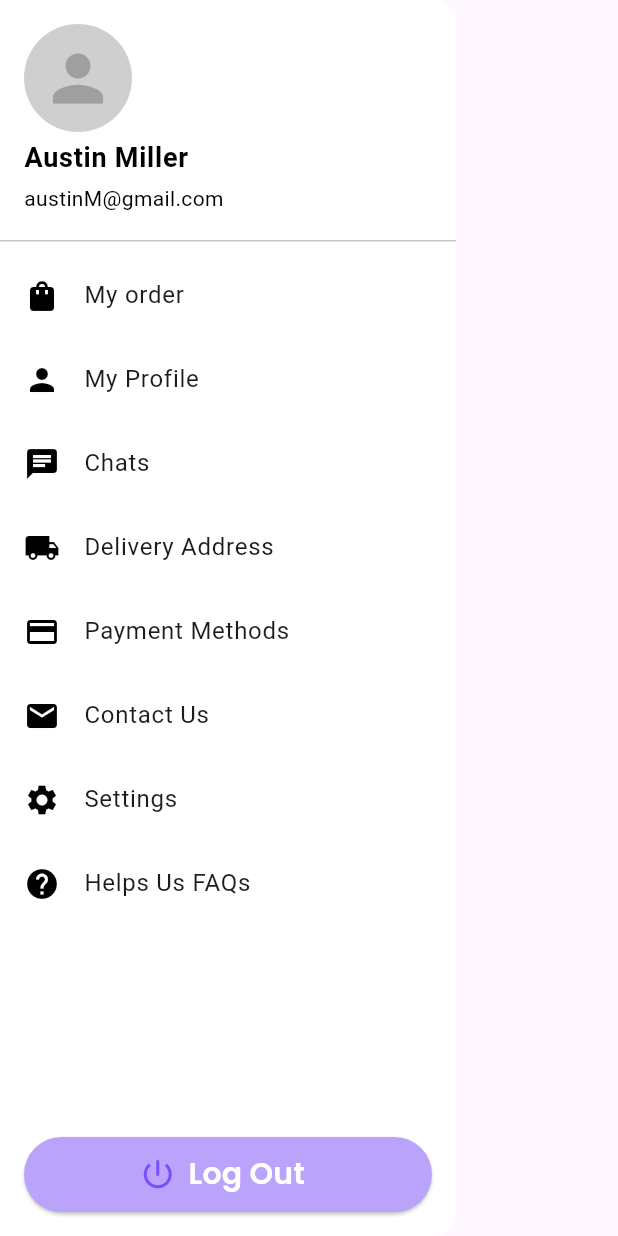
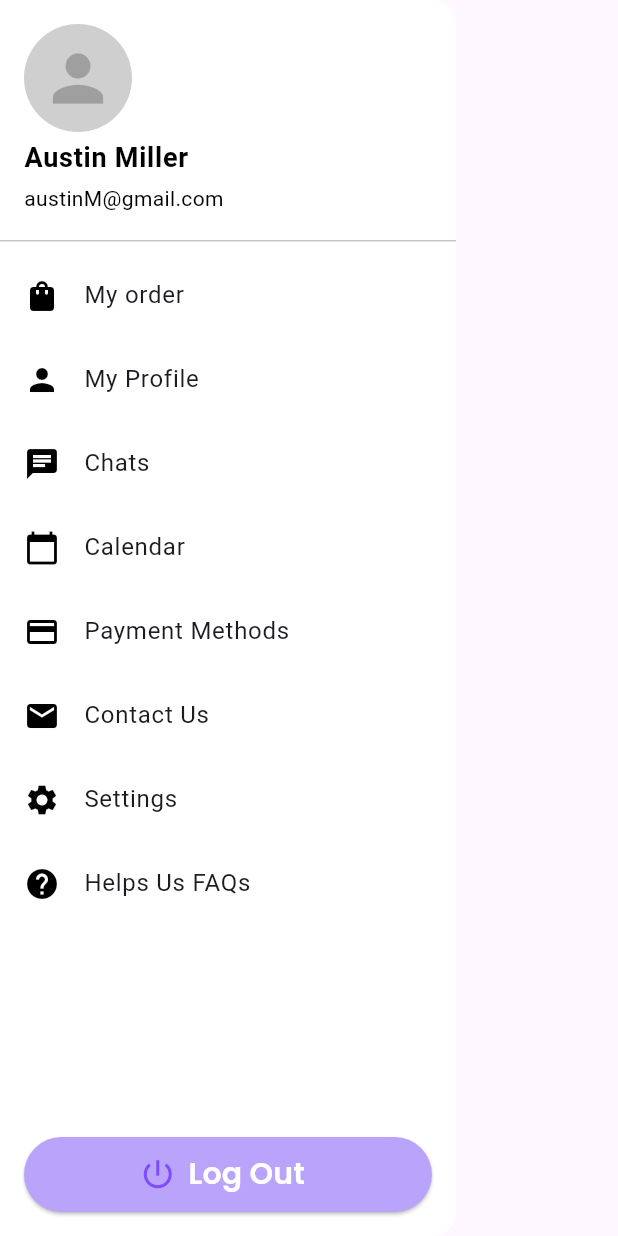
Before and after one commit to LasenSanvidu/bizmart, a Flutter app: the CustomDrawer widget shown alone on an empty page, opened directly, on a phone screen of 412 x 824 dp. Run offline on Flutter 3.47's test engine with Material 3 defaults, Android fonts, the phone set to English and light mode, and no system bars; our stand-ins replace cached_network_image, carousel_slider, cloud_firestore, curved_navigation_bar, dio, firebase_auth and 9 more; missing offline and left inert: flutter_stripe; accounts and stored records are empty; network calls fail.

Commit message:
add calendar to the manu page and fix rout path for the calendar

```diff
--- a/lib/main_settings.dart
+++ b/lib/main_settings.dart
@@ -150,9 +150,9 @@ class CustomDrawer extends StatelessWidget {
           DrawerMenuItem(icon: Icons.person, title: "My Profile", route: "/"),
           DrawerMenuItem(icon: Icons.chat, title: "Chats", route: "/chat"),
           DrawerMenuItem(
-              icon: Icons.local_shipping,
-              title: "Delivery Address",
-              route: "/"),
+              icon: Icons.calendar_today,
+              title: "Calendar",
+              route: "/calendar"),
           DrawerMenuItem(
               icon: Icons.payment, title: "Payment Methods", route: "/"),
           DrawerMenuItem(
--- a/lib/routes/router.dart
+++ b/lib/routes/router.dart
@@ -2,6 +2,7 @@ import 'package:firebase_auth/firebase_auth.dart';
 import 'package:firebase_core/firebase_core.dart';
 import 'package:flutter/material.dart';
 import 'package:go_router/go_router.dart';
+import 'package:myapp/calender.dart';
 import 'package:myapp/chat_homeScreen.dart';
 import 'package:myapp/component/customer_flow_screen.dart';
 import 'package:myapp/contact_us.dart';
@@ -99,6 +100,10 @@ class RouterClass {
           path: "/contact",
           builder: (context, state) => const ContactUsPage(),
         ),
+         GoRoute(
+          path: "/calendar",
+          builder: (context, state) => const CalendarPage(),
+        ),
       ],
     );
   }
```
